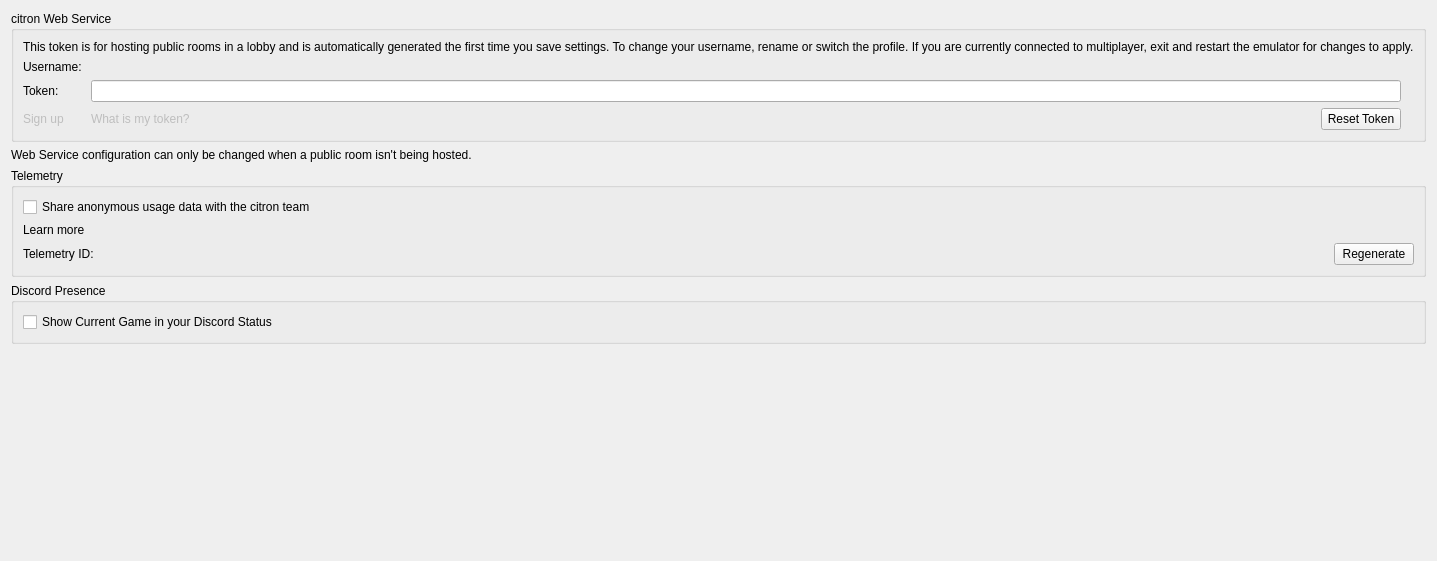
First picture: the form in src/citron/configuration/configure_web.ui, repository citron-neo/emulator, before the edit.
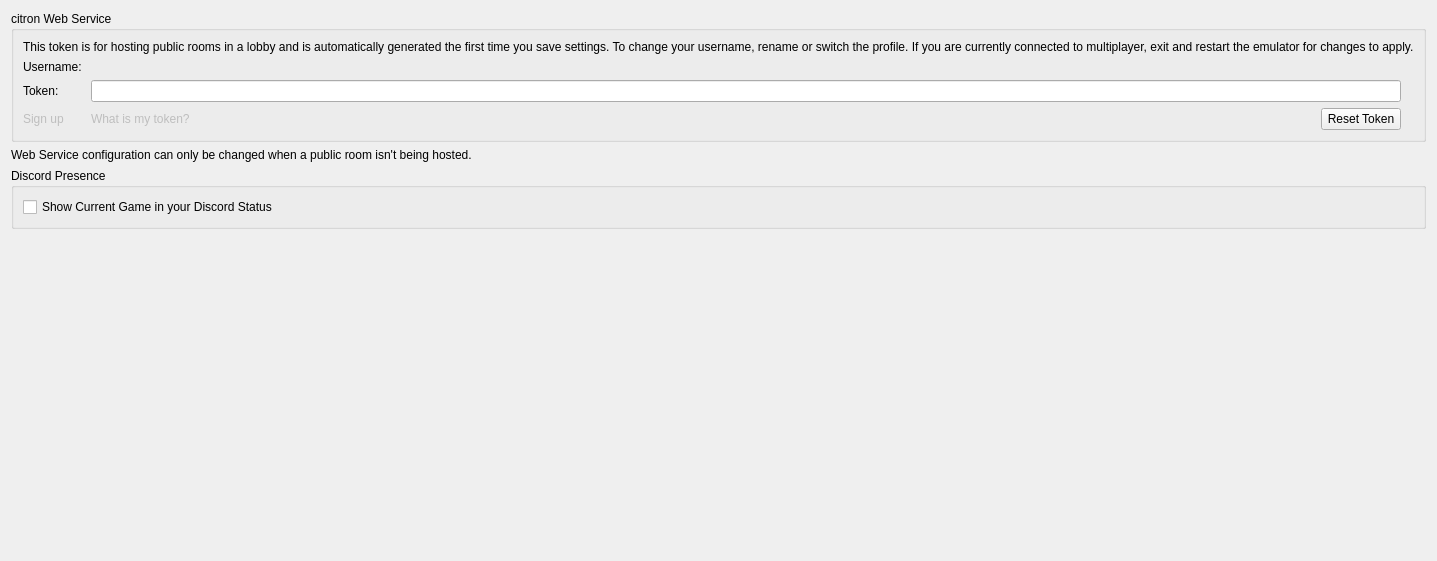
Second picture: the form after the edit.

Commit message: qt: remove telemetry

What changed in the file:
```diff
--- a/src/citron/configuration/configure_web.ui
+++ b/src/citron/configuration/configure_web.ui
@@ -125,56 +125,6 @@
        </property>
       </widget>
      </item>
-     <item>
-      <widget class="QGroupBox" name="groupBox">
-       <property name="title">
-        <string>Telemetry</string>
-       </property>
-       <layout class="QVBoxLayout" name="verticalLayout_2">
-        <item>
-         <widget class="QCheckBox" name="toggle_telemetry">
-          <property name="text">
-           <string>Share anonymous usage data with the citron team</string>
-          </property>
-         </widget>
-        </item>
-        <item>
-         <widget class="QLabel" name="telemetry_learn_more">
-          <property name="text">
-           <string>Learn more</string>
-          </property>
-         </widget>
-        </item>
-        <item>
-         <layout class="QGridLayout" name="gridLayoutTelemetryId">
-          <item row="0" column="0">
-           <widget class="QLabel" name="label_telemetry_id">
-            <property name="text">
-             <string>Telemetry ID:</string>
-            </property>
-           </widget>
-          </item>
-          <item row="0" column="1">
-           <widget class="QPushButton" name="button_regenerate_telemetry_id">
-            <property name="sizePolicy">
-             <sizepolicy hsizetype="Fixed" vsizetype="Fixed">
-              <horstretch>0</horstretch>
-              <verstretch>0</verstretch>
-             </sizepolicy>
-            </property>
-            <property name="layoutDirection">
-             <enum>Qt::RightToLeft</enum>
-            </property>
-            <property name="text">
-             <string>Regenerate</string>
-            </property>
-           </widget>
-          </item>
-         </layout>
-        </item>
-       </layout>
-      </widget>
-     </item>
     </layout>
    </item>
    <item>
```
The commit also changes 21 other files.
